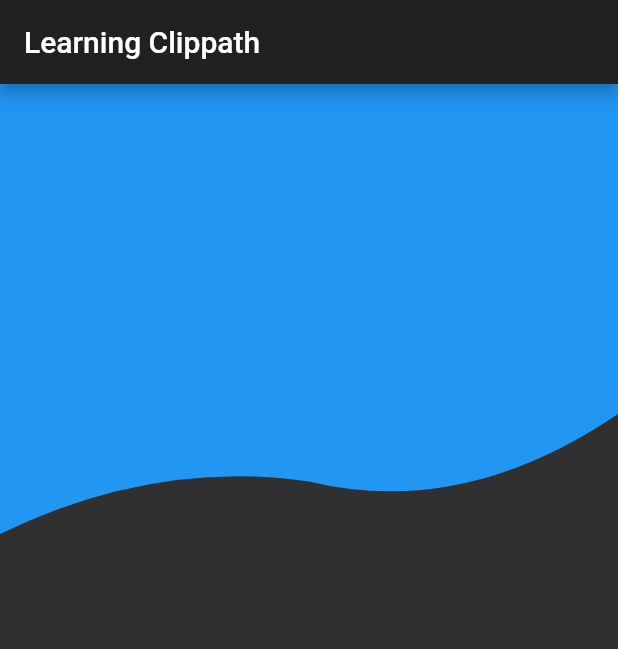
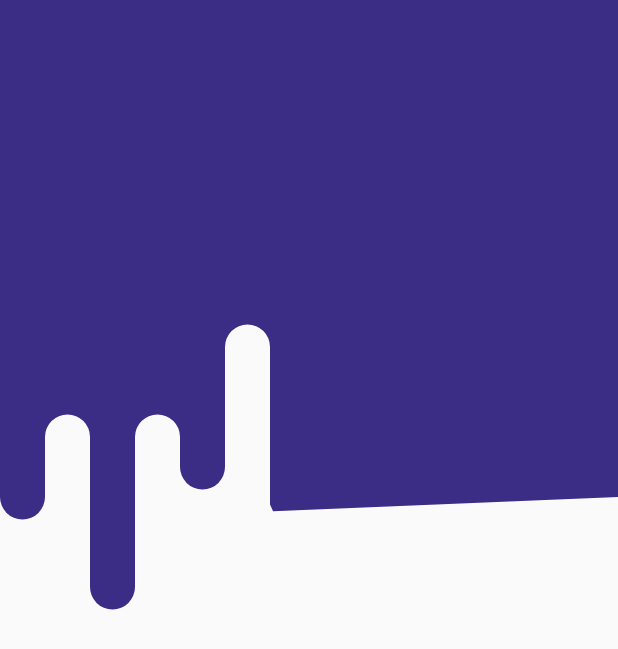
Before and after one commit to bprayush/Learning-Flutter-Clippath, a Flutter app: the screen it shows after launch, on a phone screen of 412 x 824 dp. Shown: the top 649 px of the screen. Run offline on Flutter 3.47's test engine with Material 2 defaults, Android fonts, the phone set to English and light mode, and no system bars; our stand-ins replace flutter_screenutil.

Commit message:
Almost figured out the right curves

```diff
--- a/lib/main.dart
+++ b/lib/main.dart
@@ -1,5 +1,6 @@
 import 'package:flutter/material.dart';
 import 'package:learning_clip_path/myclipper.dart';
+import 'package:flutter_screenutil/flutter_screenutil.dart';
 
 void main() => runApp(MyApp());
 
@@ -11,7 +12,7 @@ class MyApp extends StatelessWidget {
       home: ClipperScaffold(),
       theme: ThemeData(
         accentColor: Colors.blueAccent,
-        brightness: Brightness.dark
+        // brightness: Brightness.dark
       ),
     );
   }
@@ -24,17 +25,26 @@ class ClipperScaffold extends StatefulWidget {
 class _ClipperScaffoldState extends State<ClipperScaffold> {
   @override
   Widget build(BuildContext context) {
+    ScreenUtil.instance = ScreenUtil(width: 360, height: 640, allowFontScaling: true)..init(context);
+
     return Scaffold(
-      appBar: AppBar(
-        title: Text("Learning Clippath"),
-      ),
       body: Stack(
         children: <Widget>[
           ClipPath(
             clipper: MyClipper(),
             child: Container(
-              height: 400,
-              color: Colors.blue,
+              height: ScreenUtil().setHeight(335),
+              decoration: BoxDecoration(
+                color: Color(0xff3B2C85),
+                boxShadow: [
+                  BoxShadow(
+                    blurRadius: 25,
+                    offset: Offset(0, 20),
+                    color: Color(0xfafafa),
+                    spreadRadius: 200
+                  )
+                ]
+              ),
             ),
           )
         ],
--- a/lib/myclipper.dart
+++ b/lib/myclipper.dart
@@ -4,18 +4,36 @@ class MyClipper extends CustomClipper<Path>{
   @override
   Path getClip(Size size) {
     final Path path = Path();
+    final height = size.height - 100;
     final width = size.width;
-    final height = size.height - 100;
-    final firstEndPoint = Offset(width * 0.5, height - 35);
-    final firstControlPoint = Offset(width * 0.25, height - 50);
-    final secondEndPoint = Offset(width, height - 80);
-    final secondControlPoint = Offset(width * 0.75, height - 10);
 
     path.lineTo(0, height);
-    path.quadraticBezierTo(firstControlPoint.dx, firstControlPoint.dy, firstEndPoint.dx, firstEndPoint.dy);
-    path.quadraticBezierTo(secondControlPoint.dx, secondControlPoint.dy, secondEndPoint.dx, secondEndPoint.dy);
+    // path.quadraticBezierTo(20, height + 20, 40, height);
+    // path.lineTo(40, height - 20);
+    path.arcToPoint(Offset(30, height), radius: Radius.circular(5), clockwise: false);
+    path.lineTo(30, height - 40);
+    path.arcToPoint(Offset(60, height - 40), radius: Radius.circular(5));
+    path.lineTo(60, height + 60);
+    path.arcToPoint(Offset(90, height + 60), radius: Radius.circular(5), clockwise: false);
+    path.lineTo(90, height - 40);
+    path.arcToPoint(Offset(120, height - 40), radius: Radius.circular(5));
+    path.lineTo(120, height - 20);
+    path.arcToPoint(Offset(150, height - 20), radius: Radius.circular(5), clockwise: false);
+    path.lineTo(150, height - 100);
+    path.arcToPoint(Offset(180, height - 100), radius: Radius.circular(5));
+    path.lineTo(180, height + 5);
+    // path.arcToPoint(Offset(195, height + 5), radius: Radius.circular(5), clockwise: false);
+    // path.lineTo(189, height + 12.5);
+    // path.arcToPoint(Offset(200, height + 60), radius: Radius.circular(5));
+    // path.lineTo(210, )
+    path.arcTo(Rect.fromCircle(center: Offset(180, height + 5), radius: 5), 20, 0, false);
+
+
+    // ENDING PATH
+    path.lineTo(width, height);
     path.lineTo(width, 0);
-    path.close();
+
+
     return path;
   }
 
```
